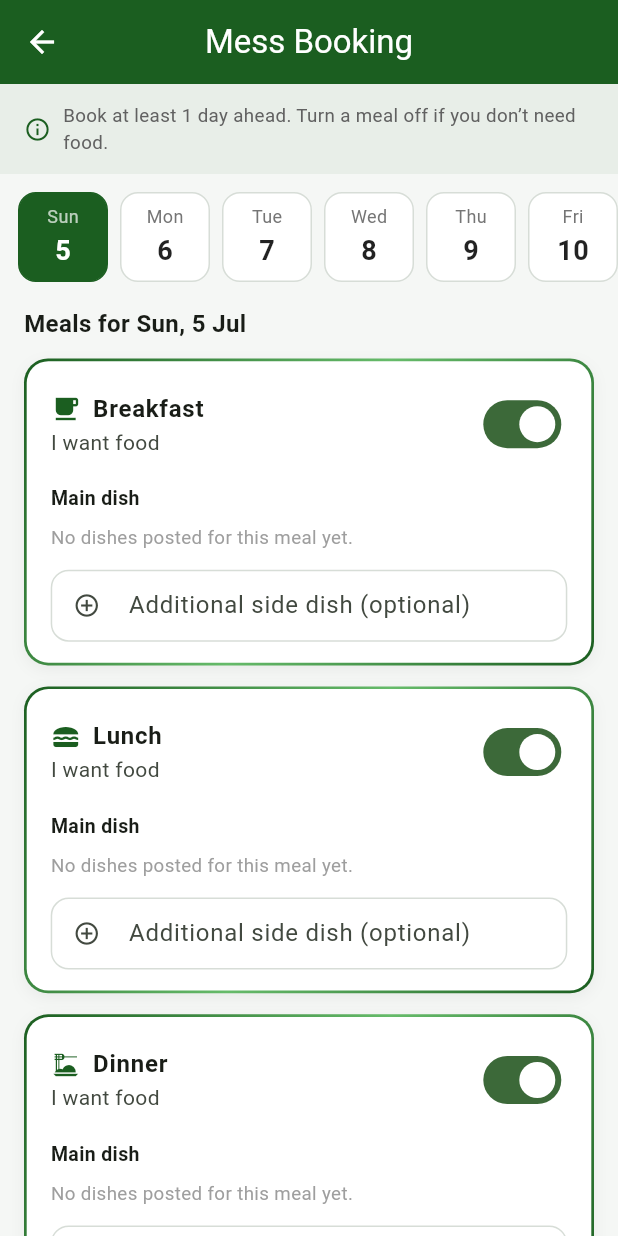
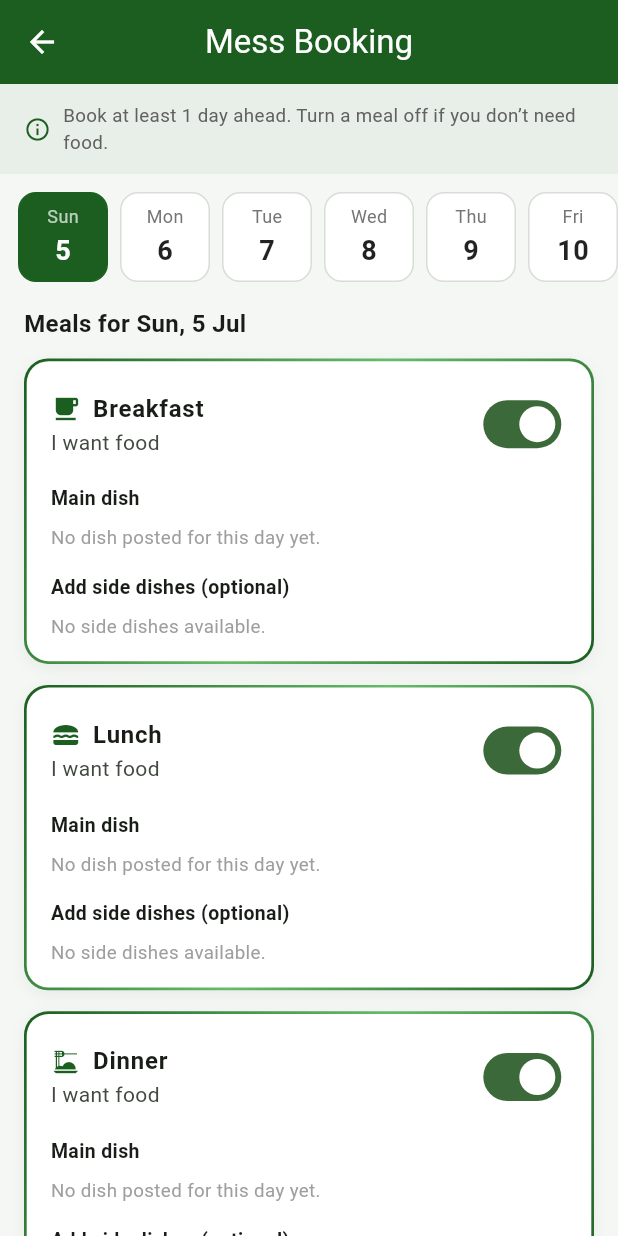
Before and after one commit to nammaempire/atsvs_college, a Flutter app: the MessScreen screen opened directly, on a phone screen of 412 x 824 dp. Run offline on Flutter 3.47's test engine with Material 3 defaults, Android fonts, the phone set to English and light mode, and no system bars; our stand-ins replace cloud_firestore, firebase_auth, firebase_core, flutter_riverpod, shared_preferences; accounts and stored records are empty.

Commit message:
added mess flow

```diff
--- a/lib/features/mess/mess_screen.dart
+++ b/lib/features/mess/mess_screen.dart
@@ -28,11 +28,13 @@ class _MessScreenState extends ConsumerState<MessScreen> {
     MealType.lunch: TextEditingController(),
     MealType.dinner: TextEditingController(),
   };
-  final Map<MealType, TextEditingController> _extra = {
-    MealType.breakfast: TextEditingController(),
-    MealType.lunch: TextEditingController(),
-    MealType.dinner: TextEditingController(),
+  // Side dishes the student ticked, per meal.
+  final Map<MealType, Set<String>> _sides = {
+    MealType.breakfast: <String>{},
+    MealType.lunch: <String>{},
+    MealType.dinner: <String>{},
   };
+  List<SideDish> _sideDishItems = const [];
 
   String get _roll => ref.read(appStateProvider).activeRoll!;
   List<MessMenuItem> _menuItems = const [];
@@ -49,11 +51,17 @@ class _MessScreenState extends ConsumerState<MessScreen> {
 
   @override
   void dispose() {
-    for (final c in [..._pref.values, ..._extra.values]) {
+    for (final c in _pref.values) {
       c.dispose();
     }
     super.dispose();
   }
+
+  Set<String> _parseSides(String? raw) => (raw ?? '')
+      .split(',')
+      .map((x) => x.trim())
+      .where((x) => x.isNotEmpty)
+      .toSet();
 
   String _key(DateTime d) =>
       '${d.year}-${d.month.toString().padLeft(2, '0')}-${d.day.toString().padLeft(2, '0')}';
@@ -65,7 +73,7 @@ class _MessScreenState extends ConsumerState<MessScreen> {
       final b = await repo.mealBookingFor(_roll, dateKey, m);
       _available[m] = b?.available ?? true;
       _pref[m]!.text = b?.preference ?? '';
-      _extra[m]!.text = b?.extra ?? '';
+      _sides[m] = _parseSides(b?.extra);
     }
     if (mounted) setState(() {});
   }
@@ -80,7 +88,7 @@ class _MessScreenState extends ConsumerState<MessScreen> {
           meal: m,
           available: _available[m] ?? true,
           preference: _pref[m]!.text.trim(),
-          extra: _extra[m]!.text.trim(),
+          extra: _sides[m]!.join(', '),
         ));
       }
     } catch (e) {
@@ -98,8 +106,9 @@ class _MessScreenState extends ConsumerState<MessScreen> {
 
   @override
   Widget build(BuildContext context) {
-    // Live admin-managed menu from Firestore.
+    // Live admin-managed menu + side dishes from Firestore.
     _menuItems = ref.watch(messMenuStreamProvider).valueOrNull ?? const [];
+    _sideDishItems = ref.watch(sideDishesStreamProvider).valueOrNull ?? const [];
     return Scaffold(
       appBar: AppBar(title: const Text('Mess Booking')),
       body: SafeArea(
@@ -227,16 +236,11 @@ class _MessScreenState extends ConsumerState<MessScreen> {
                       TextStyle(fontSize: 13, fontWeight: FontWeight.w600)),
               const SizedBox(height: 8),
               _menuChips(m),
-              const SizedBox(height: 12),
-              TextField(
-                controller: _extra[m],
-                decoration: const InputDecoration(
-                  labelText: 'Additional side dish (optional)',
-                  hintText: 'e.g. extra curd, papad, sweet…',
-                  prefixIcon: Icon(Icons.add_circle_outline),
-                  isDense: true,
-                ),
-              ),
+              const SizedBox(height: 14),
+              const Text('Add side dishes (optional)',
+                  style: TextStyle(fontSize: 13, fontWeight: FontWeight.w600)),
+              const SizedBox(height: 8),
+              _sideChips(m),
             ],
           ],
         ),
@@ -244,11 +248,39 @@ class _MessScreenState extends ConsumerState<MessScreen> {
     );
   }
 
+  Widget _sideChips(MealType m) {
+    if (_sideDishItems.isEmpty) {
+      return Text('No side dishes available.',
+          style: TextStyle(fontSize: 12.5, color: Colors.grey.shade500));
+    }
+    final selected = _sides[m]!;
+    return Wrap(
+      spacing: 8,
+      runSpacing: 4,
+      children: _sideDishItems.map((d) {
+        final sel = selected.contains(d.name);
+        return FilterChip(
+          label: Text(d.name),
+          selected: sel,
+          onSelected: (v) => setState(() {
+            if (v) {
+              selected.add(d.name);
+            } else {
+              selected.remove(d.name);
+            }
+          }),
+        );
+      }).toList(),
+    );
+  }
+
   Widget _menuChips(MealType m) {
-    final items = _menuItems.where((it) => it.meal == m).toList();
+    final items = _menuItems
+        .where((it) => it.meal == m && it.weekday == _selected.weekday)
+        .toList();
     final current = _pref[m]!.text;
     if (items.isEmpty) {
-      return Text('No dishes posted for this meal yet.',
+      return Text('No dish posted for this day yet.',
           style: TextStyle(fontSize: 12.5, color: Colors.grey.shade500));
     }
     return Wrap(
--- a/lib/models/models.dart
+++ b/lib/models/models.dart
@@ -90,27 +90,57 @@ extension MealTypeInfo on MealType {
 /// customization choice for the matching meal.
 class MessMenuItem {
   final String id;
+  final int weekday; // 1 = Mon … 7 = Sun (repeats weekly)
   final MealType meal;
   final String name;
 
   const MessMenuItem({
     required this.id,
+    this.weekday = 1,
     required this.meal,
     required this.name,
   });
 
   Map<String, dynamic> toJson() => {
         'id': id,
+        'weekday': weekday,
         'meal': meal.index,
         'name': name,
       };
 
   factory MessMenuItem.fromJson(Map<String, dynamic> json) => MessMenuItem(
         id: json['id'],
+        weekday: json['weekday'] ?? 1,
         meal: MealType.values[json['meal'] ?? 0],
         name: json['name'] ?? '',
       );
 }
+
+/// An admin-managed side dish students can optionally add to a meal.
+class SideDish {
+  final String id;
+  final String name;
+
+  const SideDish({required this.id, required this.name});
+
+  Map<String, dynamic> toJson() => {'id': id, 'name': name};
+
+  factory SideDish.fromJson(Map<String, dynamic> json) =>
+      SideDish(id: json['id'], name: json['name'] ?? '');
+}
+
+/// Weekday helpers (1 = Mon … 7 = Sun).
+const List<String> kWeekdayNames = [
+  'Monday',
+  'Tuesday',
+  'Wednesday',
+  'Thursday',
+  'Friday',
+  'Saturday',
+  'Sunday'
+];
+String weekdayName(int w) =>
+    (w >= 1 && w <= 7) ? kWeekdayNames[w - 1] : 'Day $w';
 
 /// A student's mess booking for one meal on one day.
 /// [available] false means "no food needed" for that meal.
--- a/lib/services/firebase_providers.dart
+++ b/lib/services/firebase_providers.dart
@@ -40,6 +40,10 @@ final messMenuStreamProvider = StreamProvider<List<MessMenuItem>>(
 final messBookingsStreamProvider = StreamProvider<List<MealBooking>>(
     (ref) => ref.watch(repositoryProvider).watchMessBookings());
 
+/// Admin-managed side-dish list.
+final sideDishesStreamProvider = StreamProvider<List<SideDish>>(
+    (ref) => ref.watch(repositoryProvider).watchSideDishes());
+
 /// Requests for a specific student (the family view).
 final requestsForRollProvider =
     StreamProvider.family<List<AppRequest>, String>(
--- a/lib/services/firestore_refs.dart
+++ b/lib/services/firestore_refs.dart
@@ -17,6 +17,8 @@ class Collections {
       _db.collection('requests');
   static CollectionReference<Map<String, dynamic>> get messMenu =>
       _db.collection('messMenu');
+  static CollectionReference<Map<String, dynamic>> get sideDishes =>
+      _db.collection('sideDishes');
   static CollectionReference<Map<String, dynamic>> get messBookings =>
       _db.collection('messBookings');
   static CollectionReference<Map<String, dynamic>> get outpassBlocks =>
```
Also changed, not shown: lib/features/staff/canteen_home_screen.dart (+48 -169 lines), lib/services/firestore_repository.dart (+12 -0 lines), 3 other files.
